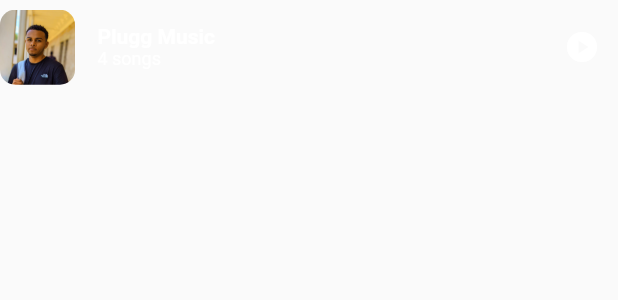
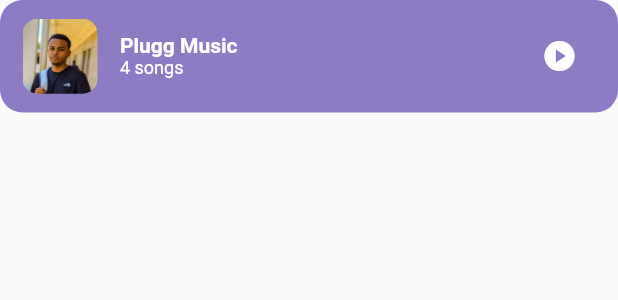
Before and after one commit to schorio/air_play, a Flutter app: the PlaylistCard widget shown alone on an empty page, opened directly with sample values from the repository, on a phone screen of 412 x 824 dp. Shown: the top 300 px of the screen. Run offline on Flutter 3.47's test engine with Material 2 defaults, Android fonts, the phone set to English and light mode, and no system bars; our stand-ins replace get; statements that could not run were skipped.

Commit message:
modif playlist_card avec boxDecoration

```diff
--- a/lib/screens/home_screen.dart
+++ b/lib/screens/home_screen.dart
@@ -40,6 +40,8 @@ class HomeScreen extends StatelessWidget {
                     const SectionHeader(title: 'Playlists'),
                     ListView.builder(
                       shrinkWrap: true,
+                      padding: const EdgeInsets.only(top: 20),
+                      physics: const NeverScrollableScrollPhysics(),
                       itemCount: playlists.length,
                       itemBuilder: ((context, index) {
                         return PlaylistCard(playlist: playlists[index]);
--- a/lib/widgets/playlist_card.dart
+++ b/lib/widgets/playlist_card.dart
@@ -1,4 +1,5 @@
 import 'package:flutter/material.dart';
+import 'package:get/get.dart';
 
 import '../models/playlist_model.dart';
 
@@ -12,8 +13,18 @@ class PlaylistCard extends StatelessWidget {
 
   @override
   Widget build(BuildContext context) {
-    return Container(
-      height: 63,
+    return InkWell(
+      onTap: () {
+        Get.toNamed('/playlist', arguments: playlist);
+      },
+      child: Container(
+        height: 75,
+        margin: const EdgeInsets.only(bottom: 10),
+        padding: const EdgeInsets.symmetric(horizontal: 15),
+        decoration: BoxDecoration(
+          color: Colors.deepPurple.shade800.withOpacity(0.6),
+          borderRadius: BorderRadius.circular(15.0)
+        ),
         child: Row(
           mainAxisAlignment: MainAxisAlignment.spaceAround,
           children: [
@@ -60,6 +71,7 @@ class PlaylistCard extends StatelessWidget {
             )
           ],
         ),
+      ),
     );
   }
 }
```
Lines whose indentation alone changed are shown as unchanged.
